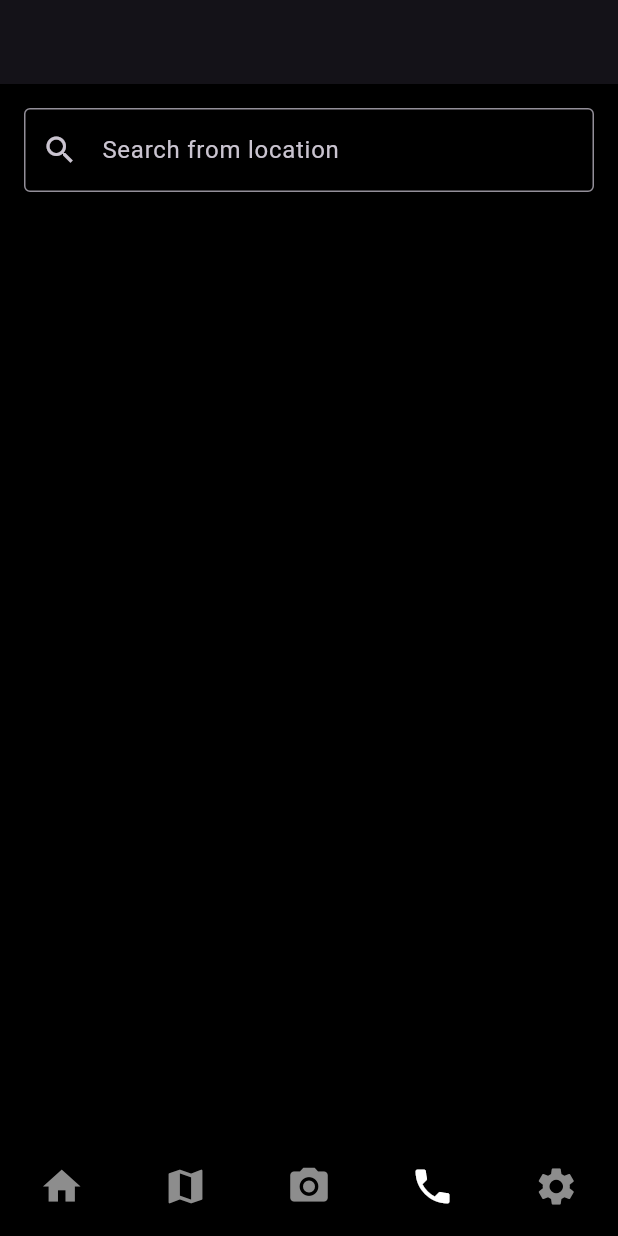
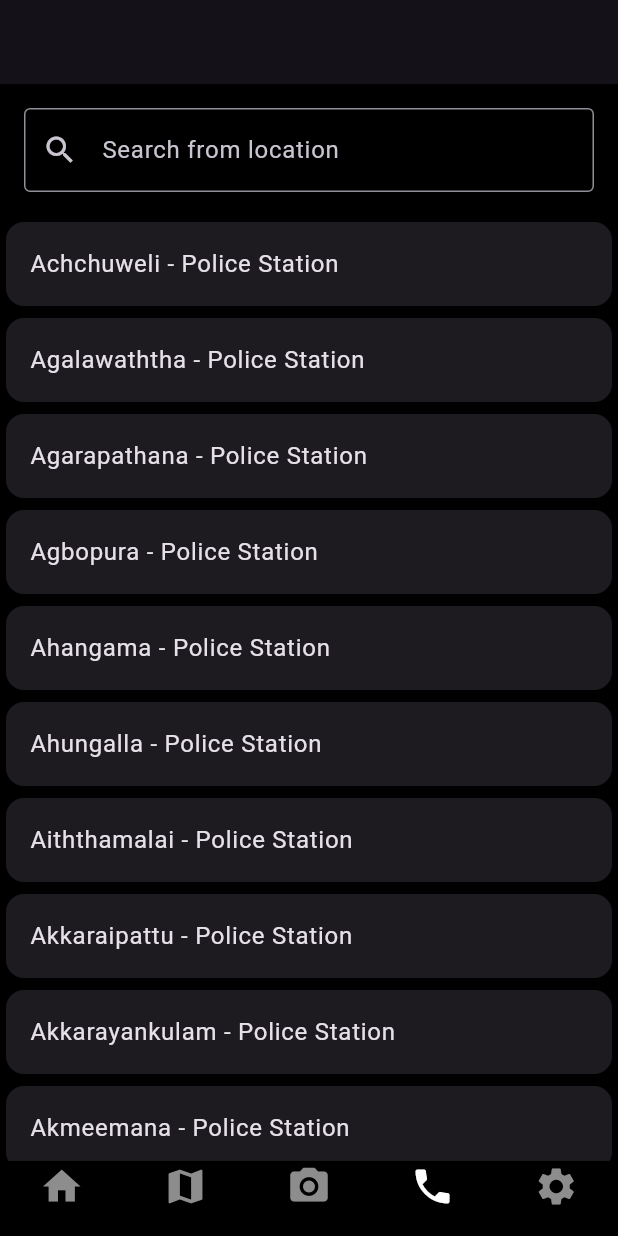
Before and after one commit to Ranuli-w/Sheildy, a Flutter app: the screen it shows after launch, swiped to page 4, on a phone screen of 412 x 824 dp. Run offline on Flutter 3.47's test engine with Material 3 defaults, Android fonts, the phone set to English and light mode, and no system bars; our stand-ins replace cloud_firestore, firebase_auth, firebase_core, firebase_storage, flutter_svg, flutter_vector_icons and 5 more; accounts and stored records are empty.

Commit message:
phn Cards to be updated

```diff
--- a/lib/pages/search_screen.dart
+++ b/lib/pages/search_screen.dart
@@ -7,7 +7,33 @@ class SearchScreen extends StatefulWidget {
 
 class _SearchScreenState extends State<SearchScreen> {
   List<String> contactCards = [
-
+  'Achchuweli - Police Station', 'Agalawaththa - Police Station', 'Agarapathana - Police Station',
+  'Agbopura - Police Station', 'Ahangama - Police Station', 'Ahungalla - Police Station', 'Aiththamalai - Police Station',
+  'Akkaraipattu - Police Station', 'Akkarayankulam - Police Station', 'Akmeemana - Police Station',
+  'Akuressa - Police Station', 'Alawathugoda - Police Station', 'Alawwa - Police Station',
+  'Angulana - Police Station', 'BMICH - Police Station', 'Bambalapitiya - Police Station', 'Borella - Police Station',
+  'Boralesgamuwa - Police Station', 'Colombo Harbour - Police Station', 'Dematagoda - Police Station', 'Dehiwala - Police Station',
+  'Dompe - Police Station', 'Kaduwela - Police Station', 'Kahathuduwa - Police Station', 'Kesbewa - Police Station',
+  'Kiribathgoda - Police Station', 'Kollupitiya - Police Station', 'Kotahena - Police Station', 'Kohuwala - Police Station',
+  'Malabe - Police Station', 'Maligawatta - Police Station', 'Maradana - Police Station', 'Mirihana - Police Station',
+  'Moratuwa - Police Station', 'Mount Lavinia - Police Station', 'Narahenpita - Police Station', 'Nawagamuwa - Police Station',
+  'Panadura North - Police Station', 'Pettah - Police Station', 'Piliyandala - Police Station', 'Sapugaskanda - Police Station',
+  'Slave Island - Police Station', 'Thalangama - Police Station', 'Wellampitiya - Police Station', 'Wellawatta - Police Station',
+  'Welikada - Police Station', 'Wolfendhal - Police Station',
+  'Awissawella - Police Station', 'Mulleriyava - Police Station', 'Kosgama - Police Station', 'Padukka - Police Station',
+  'Hanwella - Police Station', 'Mattegoda - Police Station', 'Cinnamon Garden - Police Station', 'Dam Street - Police Station',
+  'Fore shore - Police Station', 'Grandpass - Police Station', 'Bluemandal - Police Station', 'Gothatuwa - Police Station',
+  'Pugoda - Police Station', 'Meepe - Police Station','Dompe - Police Station', 'Kaduwela - Police Station', 'Kahathuduwa - Police Station', 'Kesbewa - Police Station',
+  'Kiribathgoda - Police Station', 'Kollupitiya - Police Station', 'Kotahena - Police Station', 'Kohuwala - Police Station',
+  'Malabe - Police Station', 'Maligawatta - Police Station', 'Maradana - Police Station', 'Mirihana - Police Station',
+  'Moratuwa - Police Station', 'Mount Lavinia - Police Station', 'Narahenpita - Police Station', 'Nawagamuwa - Police Station',
+  'Panadura North - Police Station', 'Pettah - Police Station', 'Piliyandala - Police Station', 'Sapugaskanda - Police Station',
+  'Slave Island - Police Station', 'Thalangama - Police Station', 'Wellampitiya - Police Station', 'Wellawatta - Police Station',
+  'Welikada - Police Station', 'Wolfendhal - Police Station',
+  'Awissawella - Police Station', 'Mulleriyava - Police Station', 'Kosgama - Police Station', 'Padukka - Police Station',
+  'Hanwella - Police Station', 'Mattegoda - Police Station', 'Cinnamon Garden - Police Station', 'Dam Street - Police Station',
+  'Fore shore - Police Station', 'Grandpass - Police Station', 'Bluemandal - Police Station', 'Gothatuwa - Police Station',
+  'Pugoda - Police Station', 'Meepe - Police Station'
 ];
 
   List<String> displayedCountries = [];
```
Also changed, not shown: pubspec.lock.
